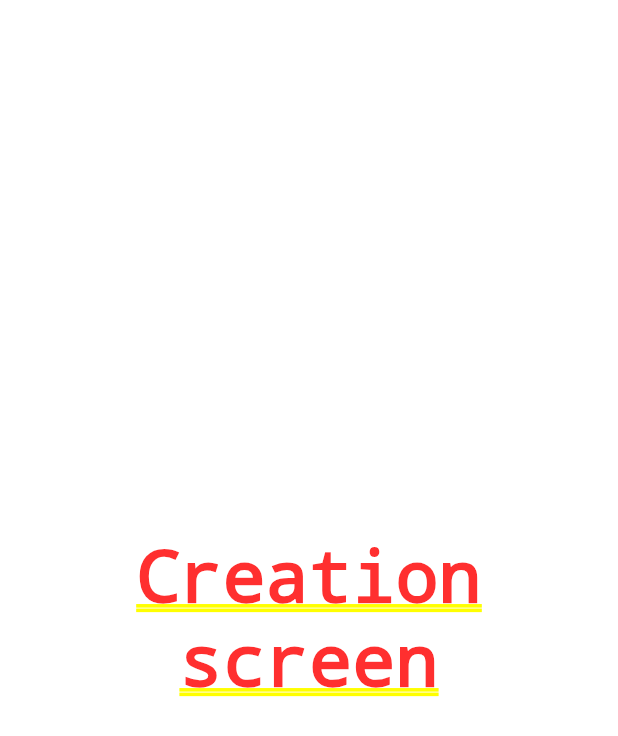
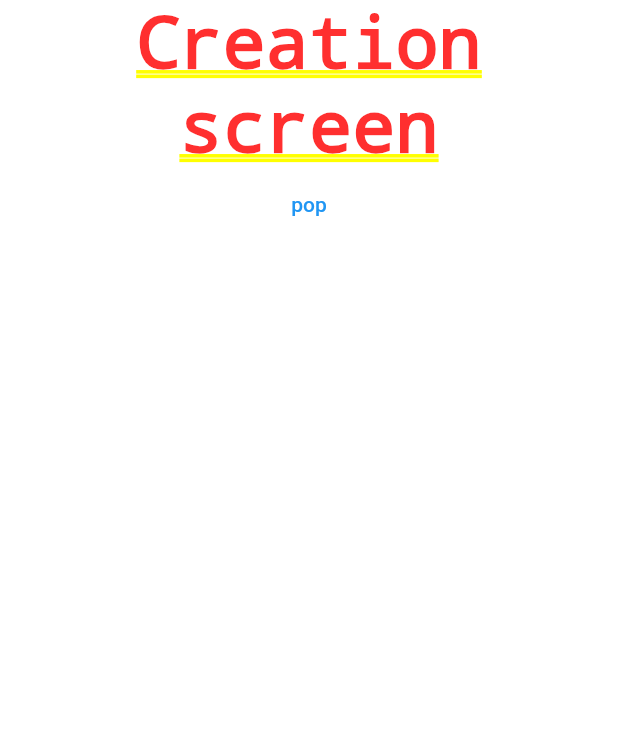
Before and after one commit to Endorf/Flutter-BLoC-Client, a Flutter app: the screen it shows after launch, after a tap on "Login", after a tap on "Create", on a phone screen of 412 x 824 dp. Shown: the top 736 px of the screen. Run offline on Flutter 3.47's test engine with Material 2 defaults, Android fonts, the phone set to English and light mode, and no system bars; our stand-ins replace flutter_bloc.

```diff
--- a/lib/ui/navigation/main_transition_delegate.dart
+++ b/lib/ui/navigation/main_transition_delegate.dart
@@ -1,3 +1,4 @@
+import 'package:bloc_app/ui/theme/resources/pages.dart';
 import 'package:flutter/material.dart';
 
 class MainTransitionDelegate extends TransitionDelegate<void> {
@@ -18,7 +19,14 @@ class MainTransitionDelegate extends TransitionDelegate<void> {
     }
     for (final RouteTransitionRecord exitingPageRoute
         in locationToExitingPageRoute.values) {
-      exitingPageRoute.markForPop();
+      // TODO: create validation
+      if (allowedPageAnimation(exitingPageRoute)) {
+        exitingPageRoute.markForComplete();
+      } else {
+        exitingPageRoute.markForPop();
+      }
+      // exitingPageRoute.markForPop();
+
       final List<RouteTransitionRecord>? pagelessRoutes =
           pageRouteToPagelessRoutes[exitingPageRoute];
       if (pagelessRoutes != null) {
@@ -30,4 +38,8 @@ class MainTransitionDelegate extends TransitionDelegate<void> {
     }
     return results;
   }
+
+  bool allowedPageAnimation(RouteTransitionRecord exitingPageRoute) {
+    return exitingPageRoute.route.settings.name != Pages.splash;
+  }
 }
--- a/lib/ui/screen/base_page.dart
+++ b/lib/ui/screen/base_page.dart
@@ -1,6 +1,8 @@
 import 'package:flutter/material.dart';
 
 abstract class BasePage extends Page {
+  const BasePage(String name) : super(name: name);
+
   @override
   Route createRoute(BuildContext context) {
     return PageRouteBuilder(
--- a/lib/ui/screen/creation/creation.dart
+++ b/lib/ui/screen/creation/creation.dart
@@ -1,15 +1,26 @@
+import 'package:bloc_app/domain/router/event.dart';
+import 'package:bloc_app/domain/router/router_bloc.dart';
 import 'package:flutter/material.dart';
+import 'package:flutter_bloc/flutter_bloc.dart';
 
 class CreationScreen extends StatelessWidget {
   const CreationScreen({super.key});
 
   @override
   Widget build(BuildContext context) {
-    return const Center(
-      child: Text(
-        "Creation screen",
-        textAlign: TextAlign.center,
-      ),
+    return Column(
+      children: [
+        const Center(
+          child: Text(
+            "Creation screen",
+            textAlign: TextAlign.center,
+          ),
+        ),
+        TextButton(
+          onPressed: () => context.read<RouterBloc>().add(HomeEvent()),
+          child: const Text('pop'),
+        ),
+      ],
     );
   }
 }
--- a/lib/ui/screen/creation/page/creation_page.dart
+++ b/lib/ui/screen/creation/page/creation_page.dart
@@ -1,8 +1,11 @@
 import 'package:bloc_app/ui/screen/base_page.dart';
 import 'package:bloc_app/ui/screen/creation/creation.dart';
+import 'package:bloc_app/ui/theme/resources/pages.dart';
 import 'package:flutter/material.dart';
 
 class CreationPage extends BasePage {
+  const CreationPage() : super(Pages.creation);
+
   @override
   Widget get screen => const CreationScreen();
 }
--- a/lib/ui/screen/home/page/home_page.dart
+++ b/lib/ui/screen/home/page/home_page.dart
@@ -1,8 +1,11 @@
 import 'package:bloc_app/ui/screen/base_page.dart';
 import 'package:bloc_app/ui/screen/home/home.dart';
+import 'package:bloc_app/ui/theme/resources/pages.dart';
 import 'package:flutter/material.dart';
 
 class HomePage extends BasePage {
+  const HomePage() : super(Pages.home);
+
   @override
   Widget get screen => const HomeScreen();
 }
--- a/lib/ui/screen/login/page/login_page.dart
+++ b/lib/ui/screen/login/page/login_page.dart
@@ -1,8 +1,11 @@
 import 'package:bloc_app/ui/screen/base_page.dart';
 import 'package:bloc_app/ui/screen/login/login.dart';
+import 'package:bloc_app/ui/theme/resources/pages.dart';
 import 'package:flutter/material.dart';
 
 class LoginPage extends BasePage {
+  const LoginPage() : super(Pages.login);
+
   @override
   Widget get screen => const LoginScreen();
 }
--- a/lib/ui/screen/splash/page/splash_page.dart
+++ b/lib/ui/screen/splash/page/splash_page.dart
@@ -1,8 +1,11 @@
 import 'package:bloc_app/ui/screen/base_page.dart';
+import 'package:bloc_app/ui/theme/resources/pages.dart';
 import 'package:bloc_app/ui/screen/splash/splash.dart';
 import 'package:flutter/material.dart';
 
 class SplashPage extends BasePage {
+  const SplashPage() : super(Pages.splash);
+
   @override
   Widget get screen => const SplashScreen();
 
--- /dev/null
+++ b/lib/ui/theme/resources/pages.dart
@@ -0,0 +1,6 @@
+class Pages {
+  static const splash = "splash";
+  static const login = "login";
+  static const home = "home";
+  static const creation = "creation";
+}
```
